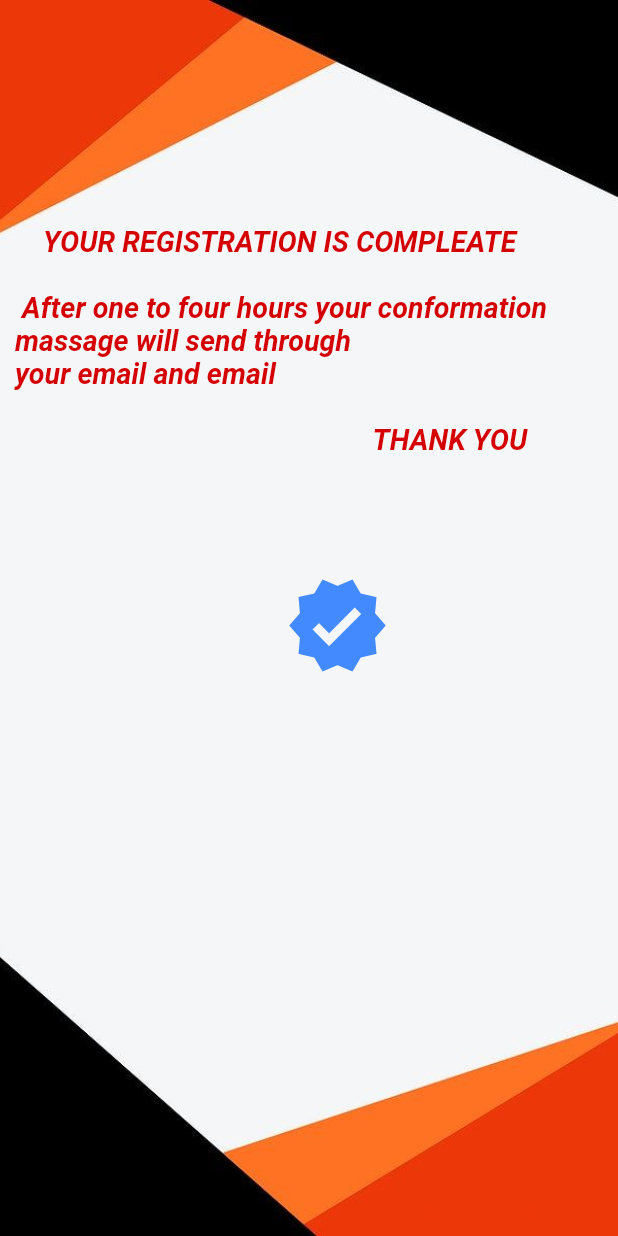
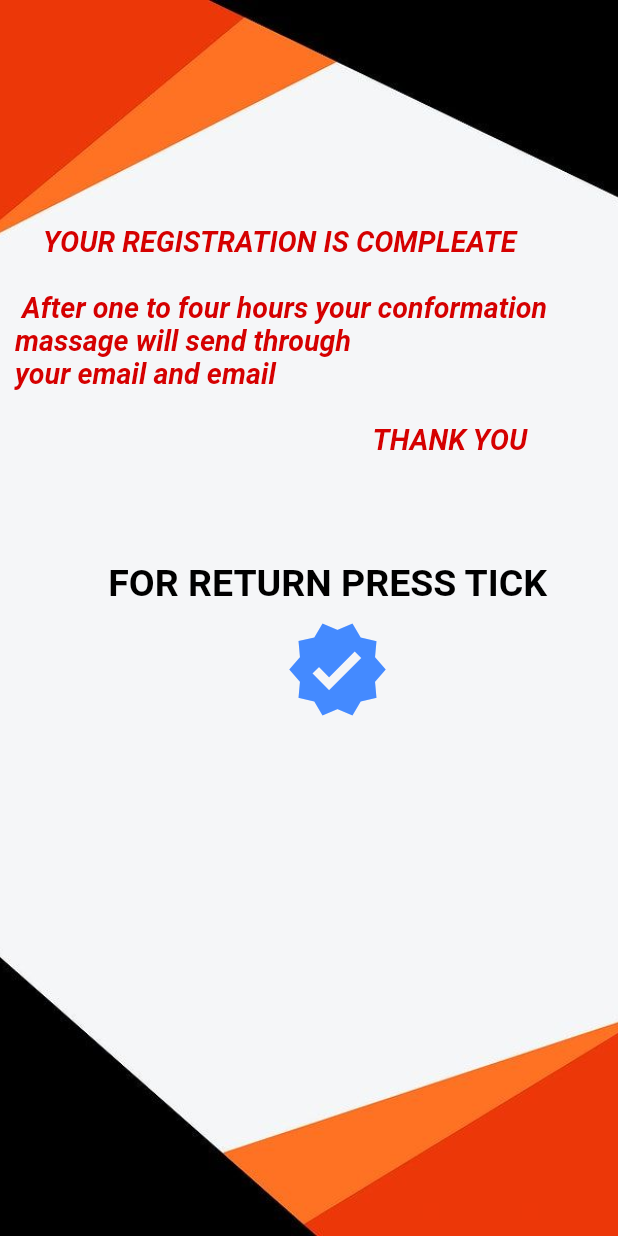
Before and after one commit to anirbanpal2002/appi, a Flutter app: the instruction screen opened by its route, on a phone screen of 412 x 824 dp. Run offline on Flutter 3.47's test engine with Material 2 defaults, Android fonts, the phone set to English and light mode, and no system bars; our stand-ins replace cloud_firestore, firebase_auth, firebase_core, google_sign_in, location; accounts and stored records are empty.

Commit message:
Instruction done

```diff
--- a/lib/Instruction.dart
+++ b/lib/Instruction.dart
@@ -38,6 +38,13 @@ class _instructionState extends State<instruction> {
                   SizedBox(
                     height: 70,
                   ),
+                  const Text(
+                    '\t \t FOR RETURN PRESS TICK',
+                    style: TextStyle(
+                        color: Colors.black,
+                        fontSize: 25,
+                        fontWeight: FontWeight.bold),
+                  ),
                   IconButton(
                     onPressed: () {
                       Navigator.pushNamed(
```
